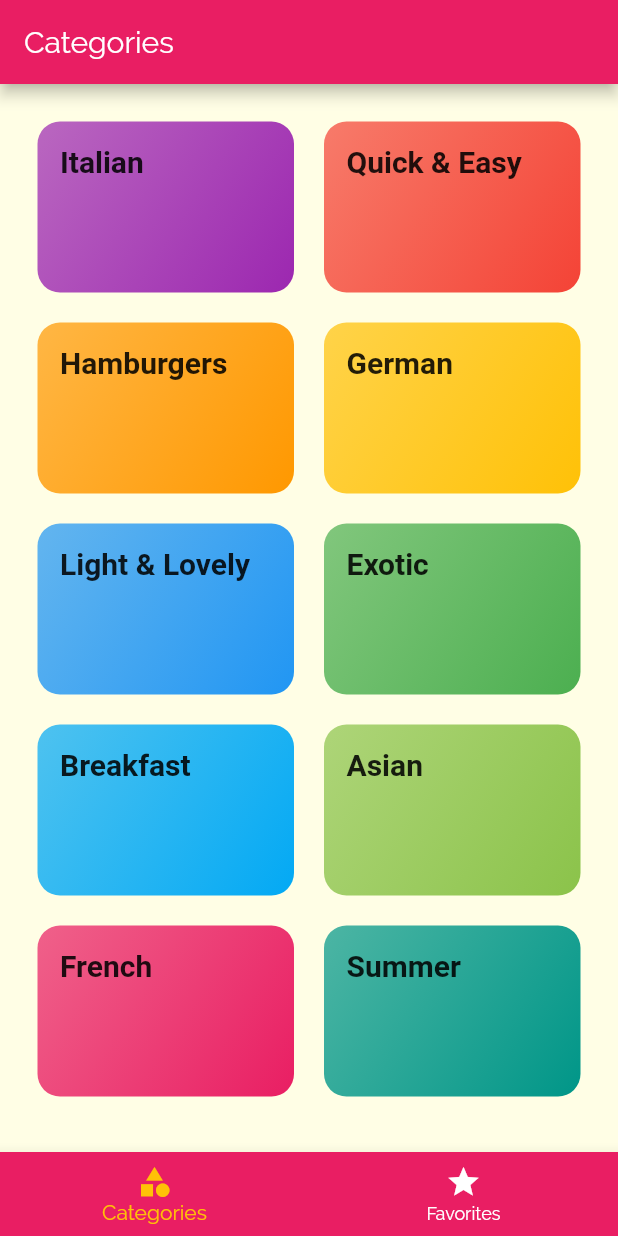
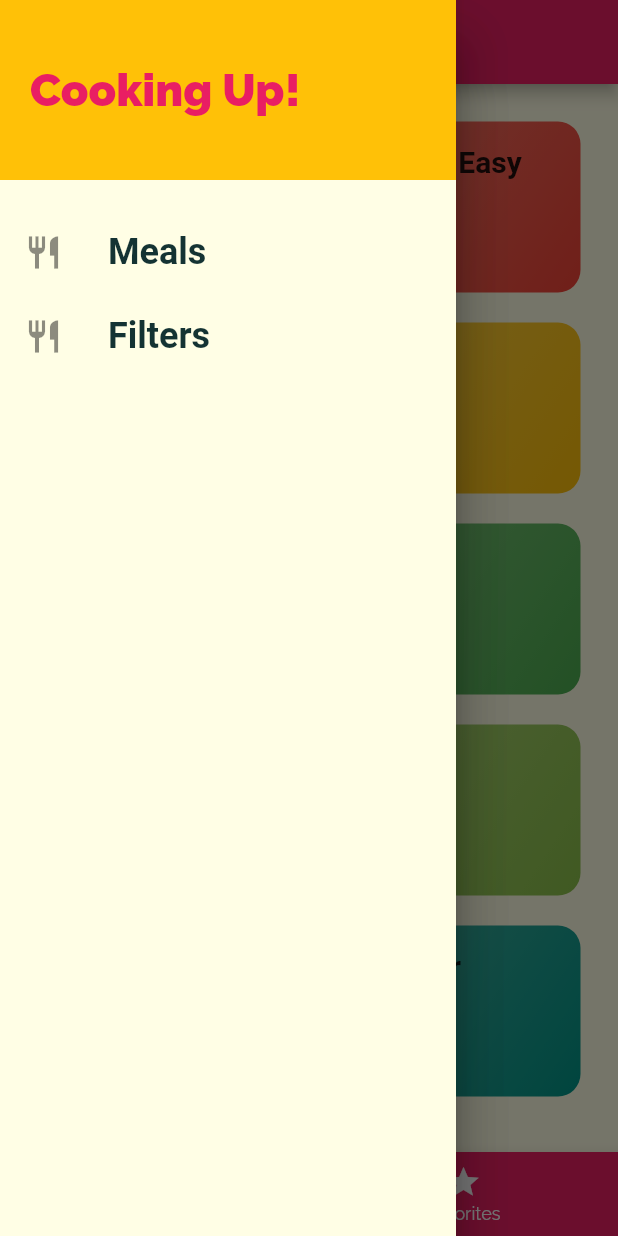
Before and after one commit to wilhwilh/food_app, a Flutter app: the screen it shows after launch, with the side drawer open (before the commit the screen has no drawer), on a phone screen of 412 x 824 dp. Run offline on Flutter 3.47's test engine with Material 2 defaults, Android fonts, the phone set to English and light mode, and no system bars; Roboto replaces fonts that are missing (RobotoCondensed).

Commit message:
new widget MainDrawer nad added to tabs_screen. Changed navigation to pushReplacementNamed to avoid infinite stack of widget

```diff
--- a/lib/screens/tabs_screen.dart
+++ b/lib/screens/tabs_screen.dart
@@ -1,4 +1,5 @@
 import 'package:flutter/material.dart';
+import '../widgets/main_darwer.dart';
 
 import './favorites_screen.dart';
 import './categories_screen.dart';
@@ -33,6 +34,9 @@ class _TabsScreenState extends State<TabsScreen> {
       appBar: AppBar(
         title: Text(_pages[_selectedPageIndex]['title']),
       ),
+      drawer: Drawer(
+        child: MainDrawer(),
+      ),
       body: _pages[_selectedPageIndex]['page'],
       bottomNavigationBar: BottomNavigationBar(
         onTap: _selectPage,
--- /dev/null
+++ b/lib/widgets/main_darwer.dart
@@ -0,0 +1,55 @@
+import 'package:flutter/material.dart';
+import '../screens/filters_screen.dart';
+
+class MainDrawer extends StatelessWidget {
+  Widget buildListTile(String title, IconData icon, Function tabHandler) {
+    return ListTile(
+      leading: Icon(
+        icon,
+        size: 26,
+      ),
+      title: Text(
+        title,
+        style: TextStyle(
+          fontFamily: 'RobotoCondensed',
+          fontSize: 24,
+          fontWeight: FontWeight.bold,
+        ),
+      ),
+      onTap: tabHandler,
+    );
+  }
+
+  @override
+  Widget build(BuildContext context) {
+    return Drawer(
+      child: Column(
+        children: <Widget>[
+          Container(
+            height: 120,
+            width: double.infinity,
+            padding: EdgeInsets.all(20),
+            alignment: Alignment.centerLeft,
+            color: Theme.of(context).accentColor,
+            child: Text(
+              'Cooking Up!',
+              style: TextStyle(
+                  fontWeight: FontWeight.w900,
+                  fontSize: 30,
+                  color: Theme.of(context).primaryColor),
+            ),
+          ),
+          SizedBox(
+            height: 20,
+          ),
+          buildListTile('Meals', Icons.restaurant, () {
+            Navigator.of(context).pushReplacementNamed('/');
+          }),
+          buildListTile('Filters', Icons.restaurant, () {
+            Navigator.of(context).pushReplacementNamed(FiltersScreen.routeName);
+          }),
+        ],
+      ),
+    );
+  }
+}
```
